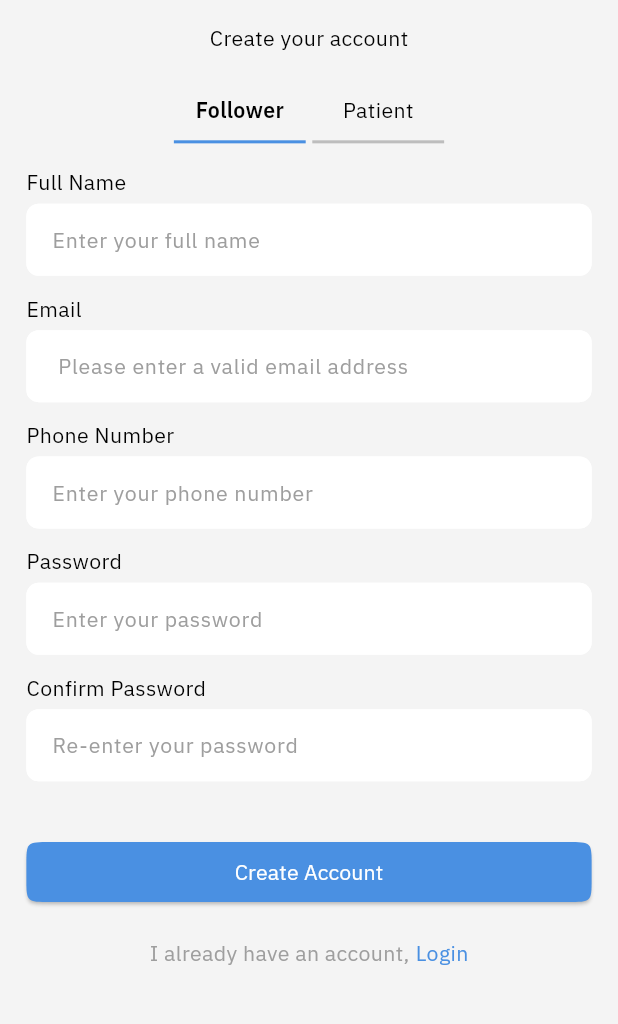
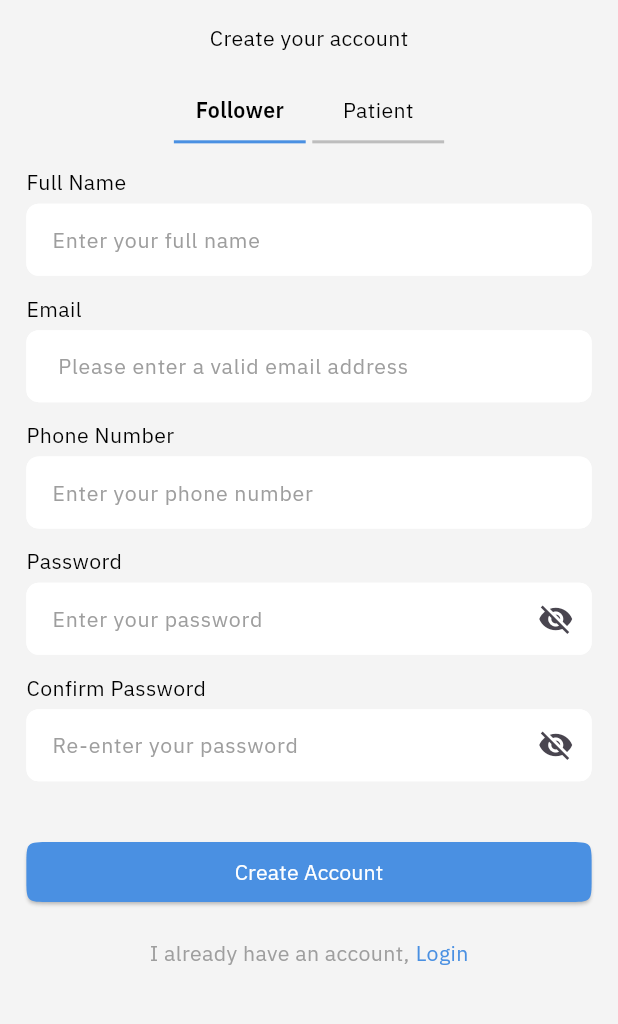
Before and after one commit to ahmedalnagdy18/alopr, a Flutter app: the RegisterPage screen opened directly, on a phone screen of 412 x 824 dp, the part 199-1223 px from its top. Run offline on Flutter 3.47's test engine with Material 3 defaults, Android fonts, the phone set to English and light mode, and no system bars; our stand-ins replace dots_indicator, flutter_screenutil, flutter_svg, google_fonts.

Commit message:
start register ui

```diff
--- a/lib/features/authentication/presentation/screens/register_page.dart
+++ b/lib/features/authentication/presentation/screens/register_page.dart
@@ -16,6 +16,8 @@ class RegisterPage extends StatefulWidget {
 
 class _RegisterPageState extends State<RegisterPage> {
   int selectRole = 0;
+  bool isObscure1 = true;
+  bool isObscure2 = true;
   @override
   Widget build(BuildContext context) {
     return Scaffold(
@@ -130,6 +132,17 @@ class _RegisterPageState extends State<RegisterPage> {
                         ),
                         SizedBox(height: 4.h),
                         TextFieldWidget(
+                          obscureText: isObscure1,
+                          suffixIcon: InkwellWidget(
+                            onTap: () {
+                              setState(() {
+                                isObscure1 = !isObscure1;
+                              });
+                            },
+                            child: Icon(isObscure1
+                                ? Icons.visibility_off
+                                : Icons.visibility),
+                          ),
                           hintText: "Enter your password",
                         ),
                         SizedBox(height: 12.h),
@@ -139,6 +152,17 @@ class _RegisterPageState extends State<RegisterPage> {
                         ),
                         SizedBox(height: 4.h),
                         TextFieldWidget(
+                          obscureText: isObscure2,
+                          suffixIcon: InkwellWidget(
+                            onTap: () {
+                              setState(() {
+                                isObscure2 = !isObscure2;
+                              });
+                            },
+                            child: Icon(isObscure2
+                                ? Icons.visibility_off
+                                : Icons.visibility),
+                          ),
                           hintText: "Re-enter your password",
                         ),
                         SizedBox(height: 12.h),
```
